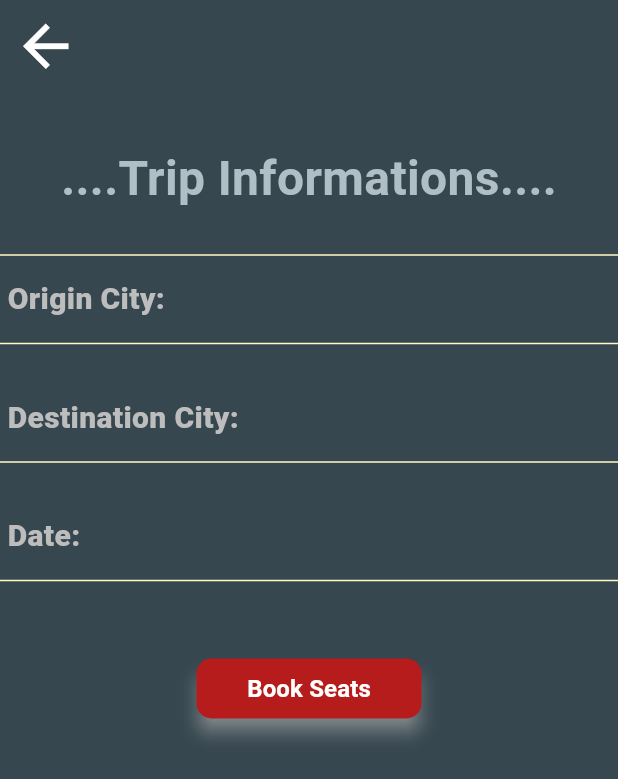
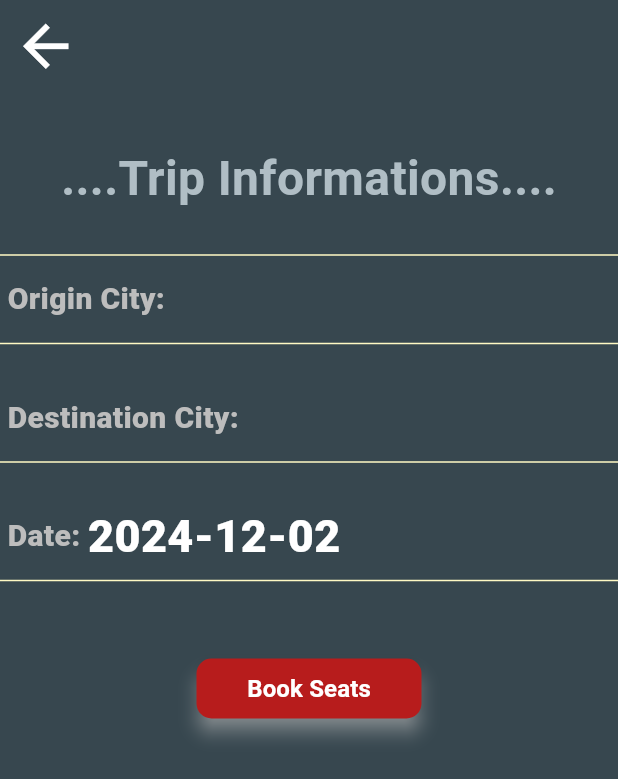
Before and after one commit to Mohammed-Al-Lail/Trains-Reservation-System, a Flutter app: the speseficTrainScreen screen opened directly with empty values, on a phone screen of 412 x 824 dp. Shown: the top 779 px of the screen. Run offline on Flutter 3.47's test engine with Material 3 defaults, Android fonts, the phone set to English and light mode, and no system bars; our stand-ins replace flutter_credit_card, google_fonts.

Commit message:
commit-3

```diff
--- a/lib/Services/trainProvider.dart
+++ b/lib/Services/trainProvider.dart
@@ -24,12 +24,12 @@ class trainProvider extends ChangeNotifier{
 
 
   // method to fillter the trains (for search button)
-    void fillterTrains(String originCity , String destinationCity){
+    void fillterTrains(String originCity , String destinationCity , DateTime date){
 
       _fillteredTrains.clear(); // reset the list
 
       for(Train t in _allTrainsList){
-        if(t.originCity ==originCity && t.destinationCity==destinationCity){
+        if(t.originCity ==originCity && t.destinationCity==destinationCity /*&& t.departureDate==date*/){
           if( ! _fillteredTrains.contains(t)){
               _fillteredTrains.add(t);
               notifyListeners();
@@ -38,6 +38,8 @@ class trainProvider extends ChangeNotifier{
         }
       }
     }
+
+
 
   // method for payment button
     void payButtonMethod(Train train){
@@ -63,7 +65,7 @@ class trainProvider extends ChangeNotifier{
     arabicTainName: "قطار 1",
     originCity: "Dammam",
     destinationCity: "Makkah",
-    departureDate: "2024 / 12 / 6"
+    departureDate: DateTime(2024,12,18) // DateTime(year,month,day)
     ),
 
     Train(
@@ -72,7 +74,7 @@ class trainProvider extends ChangeNotifier{
     arabicTainName: "قطار 2",
     originCity: "Jeddah",
     destinationCity: "Maddinah",
-    departureDate: "2024 / 12 / 9"
+    departureDate: DateTime(2024,12,20) // DateTime(year,month,day)
     ),
 
     Train(
@@ -81,47 +83,47 @@ class trainProvider extends ChangeNotifier{
     arabicTainName: "قطار 3",
     originCity: "Maddinah",
     destinationCity: "Makkah",
-    departureDate: "2024 / 12 / 7"
+    departureDate: DateTime(2024,12,11) // DateTime(year,month,day)
     ),
 
     Train(
-    trainID: 108,
+    trainID: 778,
     englishTainName: "Train 4",
     arabicTainName: "قطار4",
     originCity: "Dammam",
     destinationCity: "Makkah",
-    departureDate: "2024 / 12 / 6"
+    departureDate: DateTime(2024,12,22) // DateTime(year,month,day)
     ),
 
     Train(
-    trainID: 108,
+    trainID: 273,
     englishTainName: "Train 5",
     arabicTainName: "قطار 5",
     originCity: "Dammam",
     destinationCity: "Makkah",
-    departureDate: "2024 / 12 / 6"
+    departureDate: DateTime(2025,1,1) // DateTime(year,month,day)
     ),
 
     Train(
-    trainID: 108,
+    trainID: 901,
     englishTainName: "Train 6",
     arabicTainName: "قطار 6",
     originCity: "Dammam",
     destinationCity: "Makkah",
-    departureDate: "2024 / 12 / 6"
+    departureDate: DateTime(2025,1,5) // DateTime(year,month,day)
     ),
 
     Train(
-    trainID: 108,
+    trainID: 928,
     englishTainName: "Train 7",
     arabicTainName: "قطار 7",
     originCity: "Dammam",
     destinationCity: "Makkah",
-    departureDate: "2024 / 12 / 6"
+    departureDate: DateTime(2025,1,14) // DateTime(year,month,day)
     ),
 ];
 
-List<Train> _fillteredTrains = [];
+final List<Train> _fillteredTrains = [];
 
 
 }
--- a/lib/Services/usersProvider.dart
+++ b/lib/Services/usersProvider.dart
@@ -91,7 +91,7 @@ bool signInMethod(String email , String password){
               seatNumber: seat.seatNumber,
               trainOriginCity: train.originCity,
               trainDestinationCity: train.destinationCity,
-              trainDepartureDate: train.departureDate
+              trainDepartureDate: train.departureDate.toLocal().toString().split(" ")[0]
               )
 
           );
--- a/lib/classes/Train.dart
+++ b/lib/classes/Train.dart
@@ -17,7 +17,7 @@ class Train{
   final int trainID;
   final String englishTainName ;
   final String arabicTainName ;
-  String departureDate;
+  DateTime departureDate;
   String originCity;
   String destinationCity;
 
--- a/lib/screens/mainScreens/Tickets_Screen.dart
+++ b/lib/screens/mainScreens/Tickets_Screen.dart
@@ -51,7 +51,7 @@ class TicketsPage extends StatelessWidget {
         ),
 
         Text(
-          "find Your",
+          "Find Your",
           style: TextStyle(
                 color: Colors.blueGrey[200],
                 fontSize: 30,
--- a/lib/screens/mainScreens/spesefic_Train_Screen.dart
+++ b/lib/screens/mainScreens/spesefic_Train_Screen.dart
@@ -111,7 +111,7 @@ class _speseficTrainScreenState extends State<speseficTrainScreen> {
         // date
           TrainCardRowInfo(
             label: "Date",
-            value: widget.train.departureDate,
+            value: widget.train.departureDate.toLocal().toString().split(" ")[0],
 
             valueColor: Colors.white,
             labelColor: Colors.grey[400],
--- a/lib/utilities/HomePageUtilites/MydropDownButton.dart
+++ b/lib/utilities/HomePageUtilites/MydropDownButton.dart
@@ -80,8 +80,8 @@ class _MyDropDownButtonState extends State<MyDropDownButton> {
                padding: const EdgeInsets.only(left: 3),
                child: Text(
                 widget.hintText,
-                style: TextStyle(
-                  color: Colors.amber[400]
+                style: const TextStyle(
+                  color: Colors.amber
                 ),
                 ),
              ),
--- a/lib/utilities/TrainsOptionPageUtilities/TrainCard.dart
+++ b/lib/utilities/TrainsOptionPageUtilities/TrainCard.dart
@@ -84,7 +84,7 @@ class TrainCard extends StatelessWidget {
 
 
               // for train departue date
-                TrainCardRowInfo(label: "Date", value: train.departureDate),
+                TrainCardRowInfo(label: "Date", value: train.departureDate.toLocal().toString().split(" ")[0]),
 
 
             ],
--- a/lib/utilities/TrainsOptionPageUtilities/TrainCardRowInfo.dart
+++ b/lib/utilities/TrainsOptionPageUtilities/TrainCardRowInfo.dart
@@ -7,10 +7,10 @@ class TrainCardRowInfo extends StatelessWidget {
     required this.label,
     required this.value,
     // defult values (the user can change these value)
-    this.labelColor=Colors.black,
-    this.valueColor=Colors.deepPurple,
+    this.labelColor=const Color.fromRGBO(97, 97, 97, 1),
+    this.valueColor=Colors.black,
     this.labelFontSize=12,
-    this.valueFontSize=15,
+    this.valueFontSize=18,
     });
 
   final String label;
@@ -45,7 +45,7 @@ class TrainCardRowInfo extends StatelessWidget {
             style:  TextStyle(
             fontSize: valueFontSize,
             color: valueColor,
-            fontWeight: FontWeight.w500,
+            fontWeight: FontWeight.w900,
             ),
           ),
         ],
```
Also changed, not shown: lib/screens/mainScreens/homPage.dart (+126 -18 lines), lib/screens/mainScreens/specific_Ticket_Screen.dart (added, +116 -0 lines), lib/utilities/HomePageUtilites/dateContainer.dart (added, +36 -0 lines), lib/utilities/TicketsPageUtilites/TicketCard.dart (+35 -20 lines).
